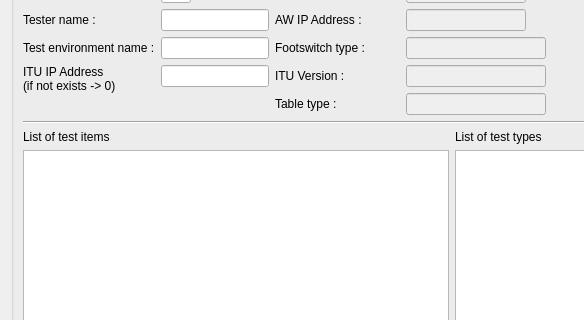
tbikfalvi/VTITestManager, file dlgconfigeditor.ui: the form before one commit; both pictures show x 0 to 584 and y 208 to 528 of the 724 by 705 pixel window.
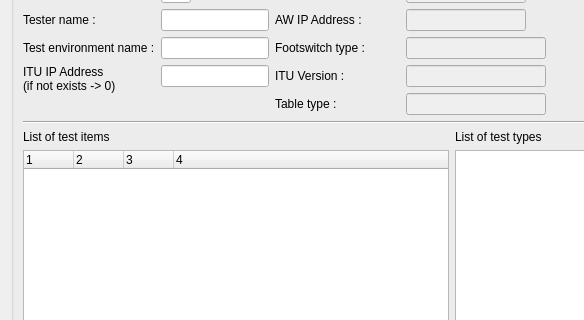
The form after the commit. Icons and pictures are not drawn.

```diff
--- a/dlgconfigeditor.ui
+++ b/dlgconfigeditor.ui
@@ -391,19 +391,6 @@
             </property>
            </widget>
           </item>
-          <item row="1" column="0">
-           <widget class="QListWidget" name="listTestElements">
-            <property name="editTriggers">
-             <set>QAbstractItemView::EditKeyPressed</set>
-            </property>
-            <property name="selectionMode">
-             <enum>QAbstractItemView::MultiSelection</enum>
-            </property>
-            <property name="selectionBehavior">
-             <enum>QAbstractItemView::SelectRows</enum>
-            </property>
-           </widget>
-          </item>
           <item row="1" column="1">
            <widget class="QListWidget" name="listTestTypes">
             <property name="maximumSize">
@@ -417,6 +404,42 @@
             </property>
            </widget>
           </item>
+          <item row="1" column="0">
+           <widget class="QTreeWidget" name="treeTestElements">
+            <property name="autoExpandDelay">
+             <number>-1</number>
+            </property>
+            <property name="allColumnsShowFocus">
+             <bool>true</bool>
+            </property>
+            <property name="columnCount">
+             <number>4</number>
+            </property>
+            <attribute name="headerDefaultSectionSize">
+             <number>50</number>
+            </attribute>
+            <column>
+             <property name="text">
+              <string notr="true">1</string>
+             </property>
+            </column>
+            <column>
+             <property name="text">
+              <string notr="true">2</string>
+             </property>
+            </column>
+            <column>
+             <property name="text">
+              <string notr="true">3</string>
+             </property>
+            </column>
+            <column>
+             <property name="text">
+              <string notr="true">4</string>
+             </property>
+            </column>
+           </widget>
+          </item>
          </layout>
         </item>
         <item>
```
